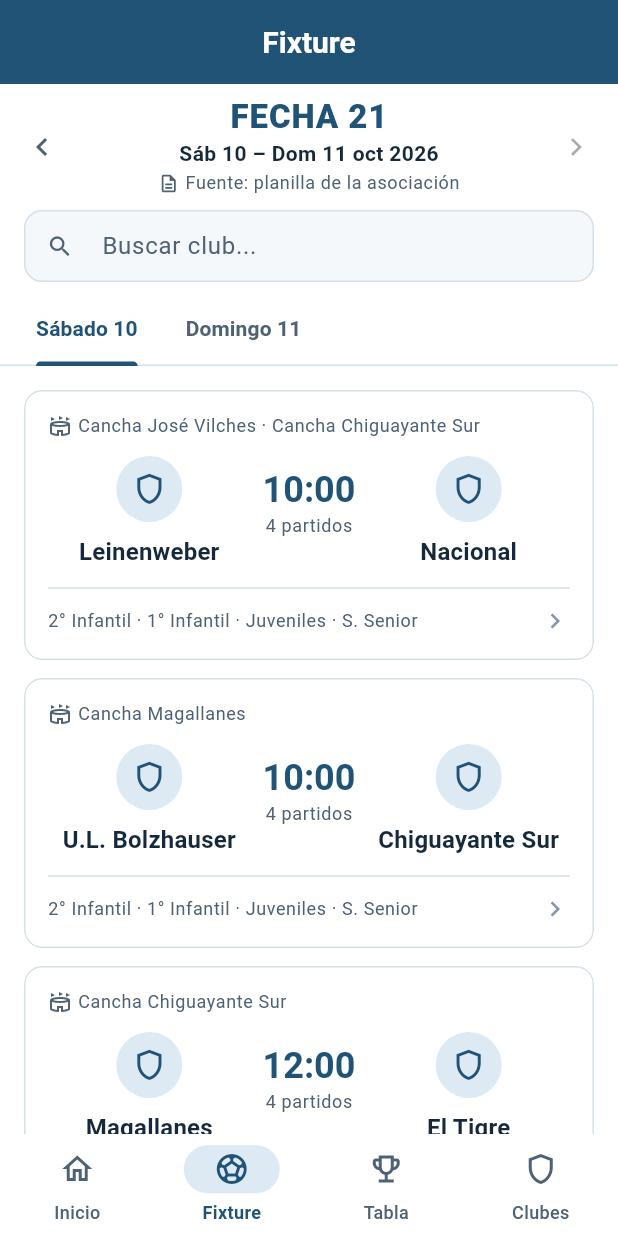
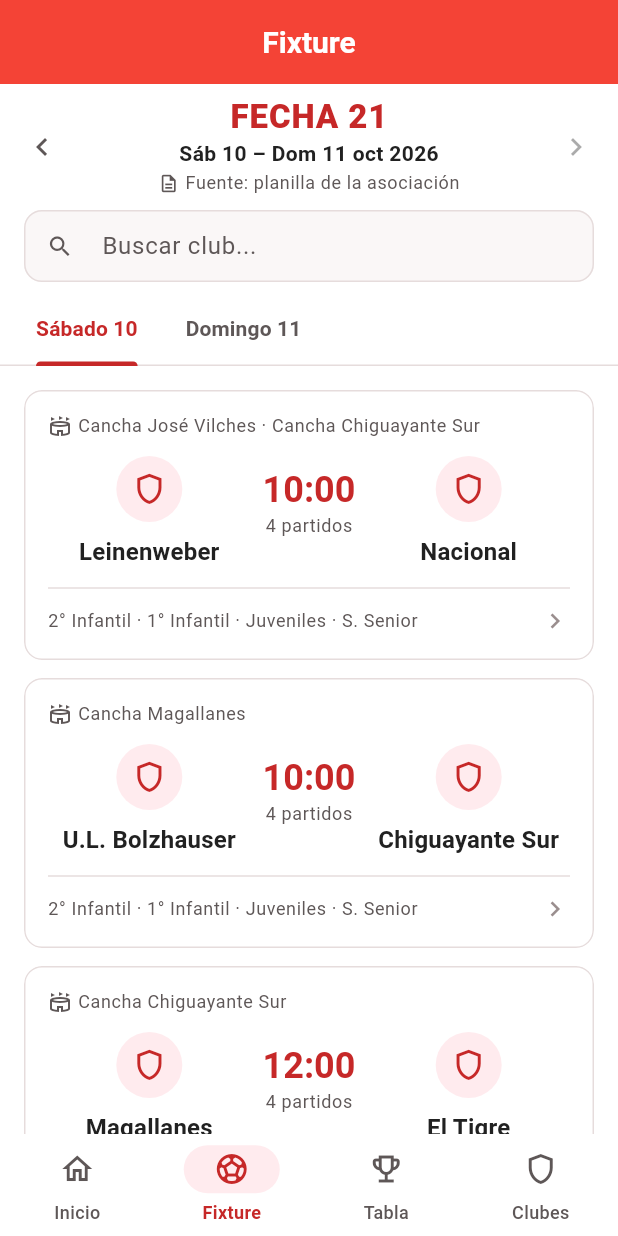
Before and after one commit to DigitalSoccer/DigitalSoccer, a Flutter app: the screen it shows after launch, item 2 of the bottom bar chosen, on a phone screen of 412 x 824 dp. Run offline on Flutter 3.47's test engine with Material 3 defaults, Android fonts, the phone set to English and light mode, and no system bars; our stand-ins replace shared_preferences.

Commit message:
Experimento: paleta roja con base #F44336
- Barra superior y acentos en #F44336. Como el blanco sobre #F44336
  tiene contraste 3.7:1 (solo válido para texto grande), el texto
  pequeño, los botones y el bloque de Inicio usan #C62828.
- Superficies grises cálidas y texto gris oscuro neutro.
- Prueba de contraste: el título de la barra cumple 3:1 (texto grande);
  el resto de los pares cumple 4.5:1.

Rama de prueba: no integrar sin decidir la paleta.

Co-Authored-By: Claude Opus 5.5 <noreply@anthropic.com>

```diff
--- a/lib/theme/app_theme.dart
+++ b/lib/theme/app_theme.dart
@@ -9,32 +9,38 @@ import 'package:flutter/material.dart';
 class AppColors {
   AppColors._();
 
-  /// Azul claro de acento (indicadores, bordes destacados).
-  /// No usar como fondo de texto blanco: no tiene contraste suficiente.
-  static const Color brand = Color(0xFF5E8DB5);
+  // EXPERIMENTO (rama experimento/paleta-roja): paleta roja con base
+  // #F44336. Blanco sobre #F44336 tiene contraste 3.7:1: sirve solo para
+  // texto grande (título de la barra), así que el texto pequeño y los
+  // botones usan un rojo más profundo (`primary`).
 
-  /// Azul principal (#205375): barra superior, elementos interactivos y texto
-  /// destacado. Contraste ≥ 4.5:1 sobre blanco.
-  static const Color primary = Color(0xFF205375);
+  /// Rojo de identidad (#F44336): barra superior y acentos (indicadores,
+  /// bordes destacados). Solo admite texto blanco grande y en negrita.
+  static const Color brand = Color(0xFFF44336);
+  static const Color header = brand;
+
+  /// Rojo profundo para elementos interactivos, bloque de Inicio y texto
+  /// destacado. Contraste ≥ 4.5:1 con blanco.
+  static const Color primary = Color(0xFFC62828);
   static const Color onPrimary = Colors.white;
 
-  /// Azul muy suave para cabeceras, insignias y selección.
-  static const Color primaryContainer = Color(0xFFDDE9F3);
-  static const Color onPrimaryContainer = Color(0xFF0E2A3F);
+  /// Rojo muy suave para insignias, selección y texto suave sobre rojo.
+  static const Color primaryContainer = Color(0xFFFFEBEE);
+  static const Color onPrimaryContainer = Color(0xFF5F1410);
 
   static const Color background = Colors.white;
 
-  /// Grises con tinte azul para separar superficies.
-  static const Color surfaceLow = Color(0xFFF5F8FB);
-  static const Color surfaceMid = Color(0xFFECF2F7);
-  static const Color surfaceHigh = Color(0xFFE2EAF2);
+  /// Grises cálidos para separar superficies.
+  static const Color surfaceLow = Color(0xFFFAF7F7);
+  static const Color surfaceMid = Color(0xFFF4EFEF);
+  static const Color surfaceHigh = Color(0xFFECE5E5);
 
-  static const Color border = Color(0xFFD5DFE8);
-  static const Color outline = Color(0xFF8496A8);
+  static const Color border = Color(0xFFE6DCDC);
+  static const Color outline = Color(0xFF9A8E8E);
 
-  /// Texto principal y secundario (azul marino).
-  static const Color text = Color(0xFF15293A);
-  static const Color textMuted = Color(0xFF4F6275);
+  /// Texto principal y secundario (gris oscuro neutro).
+  static const Color text = Color(0xFF212121);
+  static const Color textMuted = Color(0xFF5E5757);
 
   static const Color error = Color(0xFFB4443C);
 
@@ -119,7 +125,7 @@ ThemeData buildAppTheme() {
     ),
 
     appBarTheme: const AppBarTheme(
-      backgroundColor: AppColors.primary,
+      backgroundColor: AppColors.header,
       foregroundColor: AppColors.onPrimary,
       surfaceTintColor: Colors.transparent,
       elevation: 0,
```
Also changed, not shown: 1 other file.
